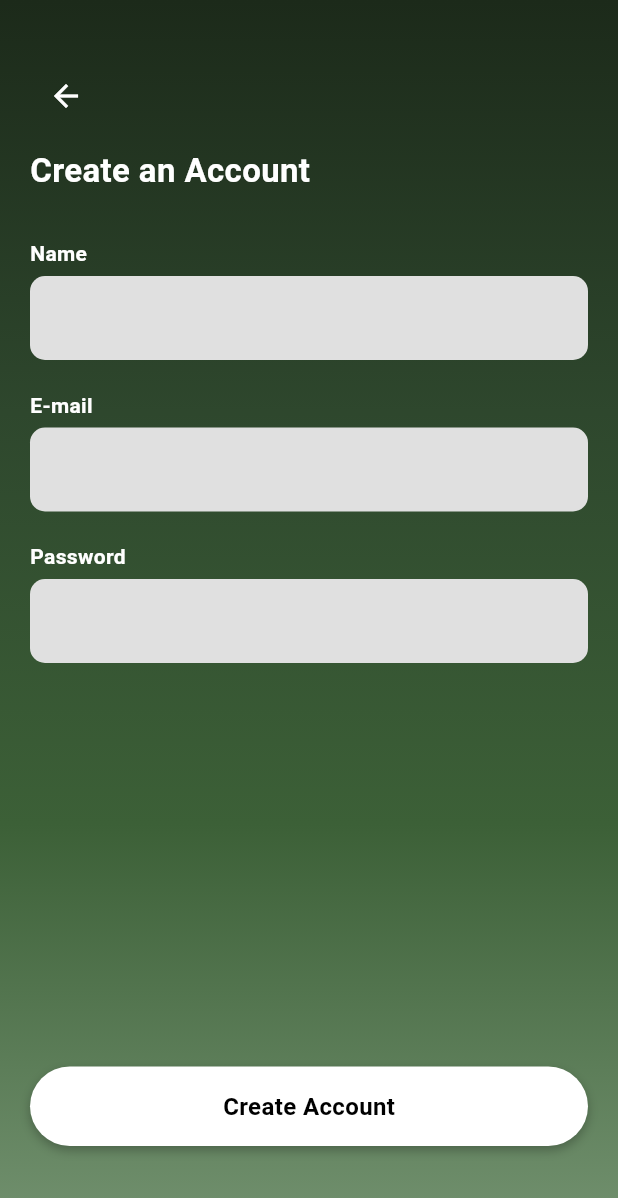
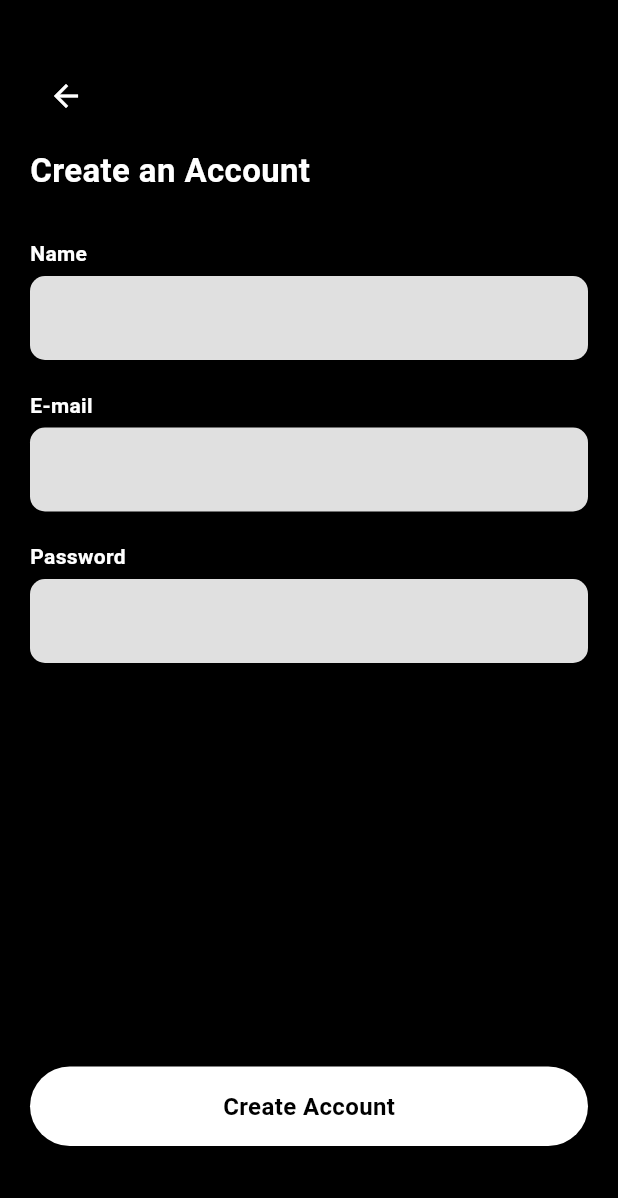
Before and after one commit to kumailx051/SkillSwap, a Flutter app: the screen it shows after launch, after a tap on "Skip", after a tap on "CREATE ACCOUNT", on a phone screen of 412 x 824 dp. Shown: the top 1198 px of the screen. Run offline on Flutter 3.47's test engine with Material 3 defaults, Android fonts, the phone set to English and light mode, and no system bars; our stand-ins replace file_picker, lottie, smooth_page_indicator.

Commit message:
Mids k baad

```diff
--- a/lib/createAccount.dart
+++ b/lib/createAccount.dart
@@ -14,10 +14,10 @@ class CreateAccountScreen extends StatelessWidget {
             begin: Alignment.topCenter,
             end: Alignment.bottomCenter,
             colors: [
-  Color(0xFF1C2A1A), // Very dark green at top (almost black-green)
-  Color(0xFF2E472D), // Dark green in the middle-top
-  Color(0xFF3C6037), // Medium-dark green in the middle
-  Color(0xFF739270), // Medium green at the bottom
+  Color.fromARGB(255, 0, 0, 0), // Very dark green at top (almost black-green)
+  Color.fromARGB(255, 0, 0, 0), // Dark green in the middle-top
+  Color.fromARGB(255, 0, 0, 0), // Medium-dark green in the middle
+  Color.fromARGB(255, 0, 0, 0), // Medium green at the bottom
 ],
           ),
         ),
--- a/lib/onboarding.dart
+++ b/lib/onboarding.dart
@@ -12,7 +12,7 @@ class OnboardingScreen3 extends StatelessWidget {
           gradient: LinearGradient(
             begin: Alignment.topCenter,
             end: Alignment.bottomCenter,
-            colors: [Color(0xFF000000), Color(0xFF55244A)],
+            colors: [Color(0xFF000000), Color.fromARGB(255, 0, 0, 0)],
           ),
         ),
         child: Column(
--- a/lib/onboarding0.dart
+++ b/lib/onboarding0.dart
@@ -79,10 +79,10 @@ class _OnboardingScreenState extends State<Onboarding0>
             end: Alignment.bottomCenter,
   colors: [
 
-  Color(0xFF1C2A1A), // Very dark green at top (almost black-green)
-  Color(0xFF2E472D), // Dark green in the middle-top
-  Color(0xFF3C6037), // Medium-dark green in the middle
-  Color(0xFF739270), // Medium green at the bottom
+  Color.fromARGB(255, 0, 0, 0), // Very dark green at top (almost black-green)
+  Color.fromARGB(255, 0, 0, 0), // Dark green in the middle-top
+  Color.fromARGB(255, 0, 0, 0), // Medium-dark green in the middle
+  Color.fromARGB(255, 0, 0, 0), // Medium green at the bottom
 ],
 
 
--- a/lib/onboarding1.dart
+++ b/lib/onboarding1.dart
@@ -52,7 +52,7 @@ class OnboardingScreen extends StatelessWidget {
             // Integrated Lottie Animation
             Center(
               child: Lottie.asset(
-                'assets/animation3.json', // Ensure this file exists in your assets folder
+                'assets/animation 3.json', // Ensure this file exists in your assets folder
                 width: 300,
                 height: 300,
                 fit: BoxFit.contain,
--- a/lib/onboarding3.dart
+++ b/lib/onboarding3.dart
@@ -13,10 +13,10 @@ class OnboardingScreen3 extends StatelessWidget {
             begin: Alignment.topCenter,
             end: Alignment.bottomCenter,
             colors: [
-  Color(0xFF1C2A1A), // Very dark green at top (almost black-green)
-  Color(0xFF2E472D), // Dark green in the middle-top
-  Color(0xFF3C6037), // Medium-dark green in the middle
-  Color(0xFF739270), // Medium green at the bottom
+  Color.fromARGB(255, 0, 0, 0), // Very dark green at top (almost black-green)
+  Color.fromARGB(255, 0, 0, 0), // Dark green in the middle-top
+  Color.fromARGB(255, 0, 0, 0), // Medium-dark green in the middle
+  Color.fromARGB(255, 0, 0, 0), // Medium green at the bottom
 ],
           ),
         ),
```
Also changed, not shown: lib/SplashScreen.dart (+4 -4 lines), lib/UploadProfileScreen.dart (+4 -4 lines), lib/home.dart (+4 -4 lines), lib/onboarding2.dart (+4 -4 lines), lib/step1.dart (+4 -4 lines), lib/welcomeScreen.dart (+4 -4 lines).
